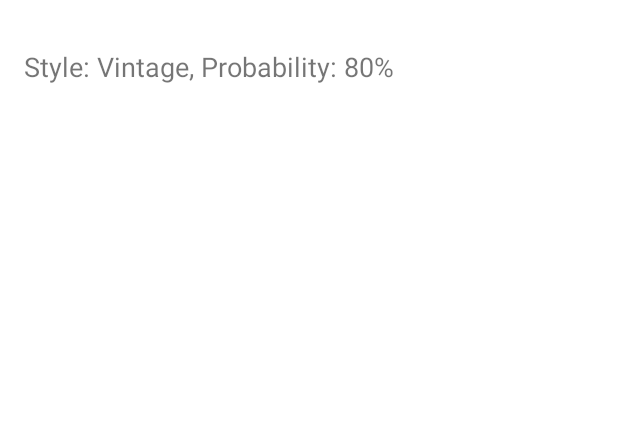
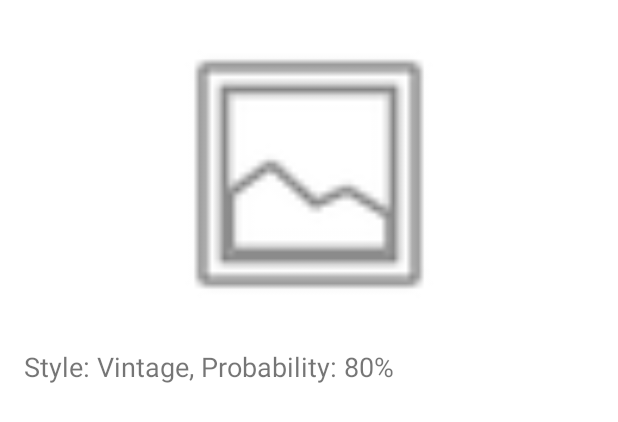
Before and after one commit to annazhelizniak/ArchiTec, an Android app: the layout fragment_classification_result.xml on its own in the app's theme, with its tools: preview values and no code run, on a phone screen of 412 x 824 dp. Shown: the top 422 px of the screen. Run offline under Robolectric (Android 15) with nearby library versions, the phone set to English and light mode, and no system bars.

Commit message:
Add result fragment

```diff
--- a/app/build.gradle.kts
+++ b/app/build.gradle.kts
@@ -48,6 +48,9 @@ dependencies {
     implementation("androidx.lifecycle:lifecycle-viewmodel-ktx:2.6.1")
     implementation("androidx.navigation:navigation-fragment-ktx:2.6.0")
     implementation("androidx.navigation:navigation-ui-ktx:2.6.0")
+    implementation("com.github.bumptech.glide:glide:4.12.0")
+    annotationProcessor("com.github.bumptech.glide:compiler:4.12.0")
+
     testImplementation("junit:junit:4.13.2")
     androidTestImplementation("androidx.test.ext:junit:1.1.5")
     androidTestImplementation("androidx.test.espresso:espresso-core:3.5.1")
--- a/app/src/main/java/com/example/architec/ui/classify/ClassifyFragment.kt
+++ b/app/src/main/java/com/example/architec/ui/classify/ClassifyFragment.kt
@@ -176,12 +176,12 @@ class ClassifyFragment : Fragment() {
         val classificationResultFragment = ClassificationResultFragment()
         classificationResultFragment.arguments = bundle
 
-        parentFragmentManager.beginTransaction()
+        requireActivity().supportFragmentManager.beginTransaction()
             .replace(R.id.nav_host_fragment_content_main, classificationResultFragment)
             .addToBackStack(null)
             .commit()
+    }
 
-    }
 
 
     private fun openCamera() {
--- a/app/src/main/res/layout/fragment_classification_result.xml
+++ b/app/src/main/res/layout/fragment_classification_result.xml
@@ -7,9 +7,9 @@
     android:padding="16dp">
 
     <ImageView
-        android:id="@+id/imageView"
+        android:id="@+id/user_input"
         android:layout_width="match_parent"
-        android:layout_height="0dp"
+        android:layout_height="200dp"
         android:layout_weight="1"
         android:scaleType="fitCenter"
         android:src="@android:drawable/ic_menu_gallery"
@@ -19,7 +19,7 @@
         android:id="@+id/classificationResultTextView"
         android:layout_width="match_parent"
         android:layout_height="wrap_content"
-        android:layout_below="@id/imageView"
+        android:layout_below="@id/user_input"
         android:layout_marginTop="16dp"
         android:text="Classification Result"
         android:textSize="18sp"
```
Also changed, not shown: app/src/main/java/com/example/architec/ui/classify/ClassificationResultFragment.kt (+63 -4 lines).
